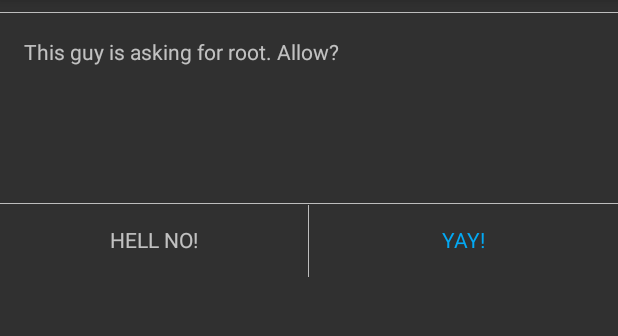
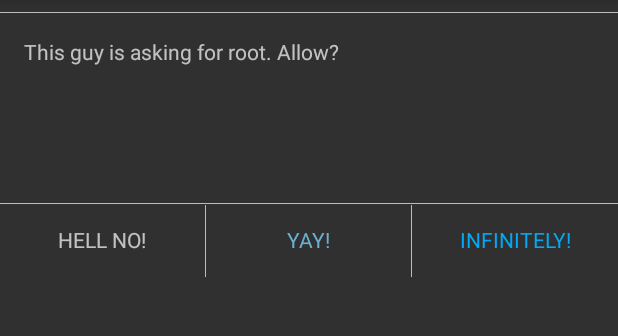
Before and after one commit to doixanh/TinySU, an Android app: the layout activity_request.xml on its own in the app's theme, with its tools: preview values and no code run, on a phone screen of 412 x 824 dp, the part 84-420 px from its top. Run offline under Robolectric (Android 15) with nearby library versions, the phone set to English and light mode, and no system bars.

Commit message:
app: Add 'always'

```diff
--- a/src/app/TinySUFrontend/build.gradle
+++ b/src/app/TinySUFrontend/build.gradle
@@ -1,8 +1,8 @@
 apply plugin: 'com.android.application'
 
 android {
-    compileSdkVersion 26
-    buildToolsVersion "26.0.1"
+    compileSdkVersion 25
+    buildToolsVersion "26.0.0"
     defaultConfig {
         applicationId "com.doixanh.tinysu"
         minSdkVersion 21
--- a/src/app/TinySUFrontend/src/main/AndroidManifest.xml
+++ b/src/app/TinySUFrontend/src/main/AndroidManifest.xml
@@ -18,8 +18,10 @@
                 <category android:name="android.intent.category.LAUNCHER" />
             </intent-filter>
         </activity>
-        <activity android:name=".RequestActivity"
-            android:theme="@android:style/Theme.Material.Dialog"/>
+        <activity
+            android:name=".RequestActivity"
+            android:excludeFromRecents="true"
+            android:theme="@android:style/Theme.Material.Dialog" />
     </application>
 
 </manifest>
--- a/src/app/TinySUFrontend/src/main/res/layout/activity_request.xml
+++ b/src/app/TinySUFrontend/src/main/res/layout/activity_request.xml
@@ -82,6 +82,23 @@
             android:text="@string/yes"
             android:textAllCaps="true"
             android:textAppearance="@android:style/TextAppearance.Material.Small"
-            android:textColor="@color/accent" />
+            android:textColor="@color/accent_light" />
+        <View
+            android:layout_width="1px"
+            android:layout_height="@dimen/button"
+            android:layout_marginTop="1px"
+            android:background="@color/divider" />
+
+        <Button
+            android:id="@+id/always"
+            style="?android:attr/buttonBarButtonStyle"
+            android:layout_width="0dip"
+            android:layout_height="@dimen/button"
+            android:layout_weight="1"
+            android:text="@string/always"
+            android:textAllCaps="true"
+            android:textColor="@color/accent"
+            android:textAppearance="@android:style/TextAppearance.Material.Small" />
+
     </LinearLayout>
 </LinearLayout>
--- a/src/app/TinySUFrontend/src/main/res/values/colors.xml
+++ b/src/app/TinySUFrontend/src/main/res/values/colors.xml
@@ -4,6 +4,7 @@
     <color name="primary_dark">#303F9F</color>
     <color name="primary_light">#C5CAE9</color>
     <color name="accent">#03A9F4</color>
+    <color name="accent_light">#69b1d3</color>
     <color name="primary_text">#212121</color>
     <color name="secondary_text">#757575</color>
     <color name="icons">#FFFFFF</color>
--- a/src/app/TinySUFrontend/src/main/res/values/strings.xml
+++ b/src/app/TinySUFrontend/src/main/res/values/strings.xml
@@ -2,5 +2,6 @@
     <string name="app_name">TinySU</string>
     <string name="request">This guy is asking for root. Allow?</string>
     <string name="yes">Yay!</string>
+    <string name="always">Infinitely!</string>
     <string name="no">Hell no!</string>
 </resources>
```
Also changed, not shown: src/app/TinySUFrontend/src/main/java/com/doixanh/tinysu/RequestActivity.java (+26 -2 lines).
